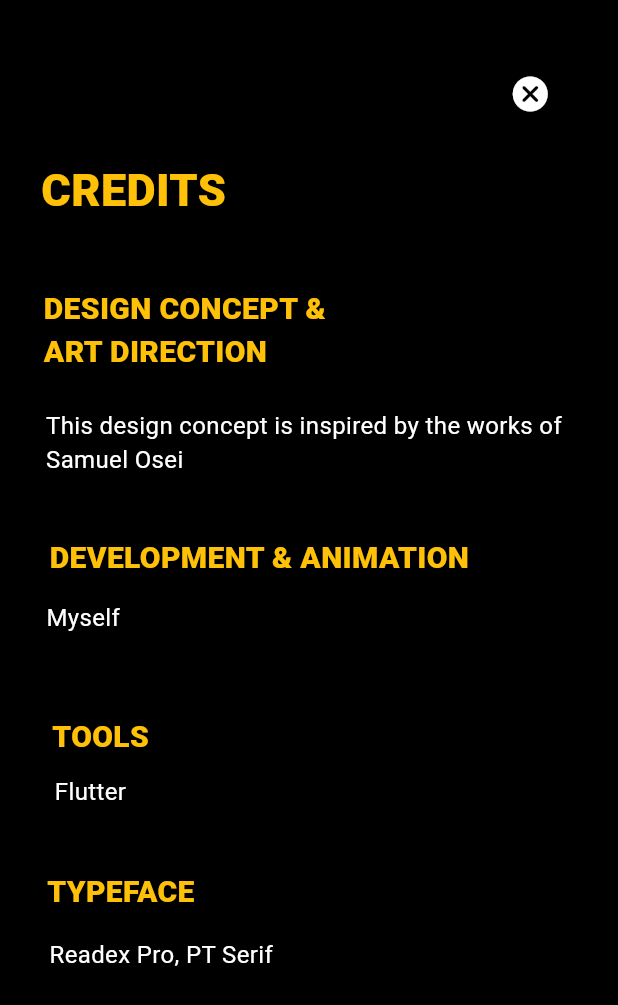
After one commit to Kay-kwaw/Mobile-portfolio, a Flutter app: the Creditscreen screen opened directly, on a phone screen of 412 x 824 dp. The commit adds this screen. Shown: the top 1005 px of the screen. Run offline on Flutter 3.47's test engine with Material 2 defaults, Android fonts, the phone set to English and light mode, and no system bars; our stand-ins replace animated_text_kit, page_transition; Roboto replaces fonts that are missing (PT Serif).

Commit message:
credit screen

```diff
--- /dev/null
+++ b/lib/credit_screen.dart
@@ -0,0 +1,122 @@
+import 'package:flutter/material.dart';
+import 'package:page_transition/page_transition.dart';
+import 'package:portfolio/homescreen.dart';
+
+class Creditscreen extends StatelessWidget {
+  const Creditscreen({super.key});
+
+  @override
+  Widget build(BuildContext context) {
+    return  Scaffold(
+       backgroundColor: Colors.black,
+      body: SafeArea(
+        top: true,
+        child: Stack(
+          children: [
+            Align(
+              alignment: AlignmentDirectional(-0.81, -0.73),
+              child: Text(
+                'CREDITS',
+                style: TextStyle(
+                          fontFamily: 'PT Serif',
+                          color: Colors.amber,
+                          fontSize: 30,
+                          fontWeight: FontWeight.w800,
+                        ),
+              ),
+            ),
+            const Align(
+              alignment: AlignmentDirectional(-0.74, -0.5),
+              child: Text(
+                'DESIGN CONCEPT &\nART DIRECTION',
+                style: TextStyle(
+                          fontFamily: 'PT Serif',
+                          color: Colors.amber,
+                          fontSize: 20,
+                          fontWeight: FontWeight.w800,
+                        ),
+              ),
+            ),
+            Align(
+              alignment: AlignmentDirectional(0.81, -0.90),
+              child: IconButton(
+                icon: Icon(Icons.cancel_rounded),
+                color: Colors.white,
+                iconSize: 28,
+                onPressed: () {
+                Navigator.push(context, PageTransition(type: PageTransitionType.fade, duration: const Duration(milliseconds: 600), child: HomescreenWidget()));
+
+                },
+              ),
+            ),
+            Align(
+              alignment: AlignmentDirectional(-0.1, -0.30),
+              child: Text("This design concept is inspired by the works of\nSamuel Osei",style: TextStyle(
+                color: Colors.white,
+                fontSize: 16
+              ),),
+            ),
+            Align(
+              alignment: AlignmentDirectional(-0.50, -0.1),
+              child: Text(
+                'DEVELOPMENT & ANIMATION',
+                style: TextStyle(
+                          fontFamily: 'PT Serif',
+                          color: Colors.amber,
+                          fontSize: 20,
+                          fontWeight: FontWeight.w800,
+                        ),
+              ),
+            ),
+            Align(
+              alignment: AlignmentDirectional(-0.83, -0.0),
+              child: Text("Myself",style: TextStyle(
+                color: Colors.white,
+                fontSize: 16,
+              ),),
+            ),
+            Align(
+              alignment: AlignmentDirectional(-0.80, 0.2),
+              child: Text(
+                'TOOLS',
+                style: TextStyle(
+                          fontFamily: 'PT Serif',
+                          color: Colors.amber,
+                          fontSize: 20,
+                          fontWeight: FontWeight.w800,
+                        ),
+              ),
+            ),
+            Align(
+              alignment: AlignmentDirectional(-0.80, 0.29),
+              child: Text("Flutter",style: TextStyle(
+                color: Colors.white,
+                fontSize: 16,
+              ),),
+            ),
+            Align(
+              alignment: AlignmentDirectional(-0.80, 0.46),
+              child: Text(
+                'TYPEFACE',
+                style: TextStyle(
+                          fontFamily: 'PT Serif',
+                          color: Colors.amber,
+                          fontSize: 20,
+                          fontWeight: FontWeight.w800,
+                        ),
+              ),
+            ),
+            Align(
+              alignment: AlignmentDirectional(-0.75, 0.56),
+              child: Text("Readex Pro, PT Serif",style: TextStyle(
+                color: Colors.white,
+                fontSize: 16,
+              ),),
+            ),
+
+          ]
+        )
+      )
+    );
+  }
+}
--- a/lib/homescreen.dart
+++ b/lib/homescreen.dart
@@ -4,6 +4,7 @@ import 'package:flutter/cupertino.dart';
 import 'package:flutter/material.dart';
 import 'package:flutter/services.dart';
 import 'package:page_transition/page_transition.dart';
+import 'package:portfolio/credit_screen.dart';
 import 'package:portfolio/initialscreen.dart';
 import 'package:portfolio/menu.dart';
 import 'package:url_launcher/url_launcher.dart';
@@ -422,13 +423,18 @@ Navigator.push(context, PageTransition(type: PageTransitionType.fade, duration:
                           ),
                         ),
                       ),
-                      const Align(
+                       Align(
                         alignment: AlignmentDirectional(-0.82, 1.53),
-                        child: Text(
-                          'credits',
-                          style: TextStyle(
-                            color: Colors.white,
-                            fontSize: 18,
+                        child: InkWell(
+                          onTap: () {
+                            Navigator.push(context, PageTransition(type: PageTransitionType.fade, duration: Duration(milliseconds: 600), child: Creditscreen()));
+                          },
+                          child: const Text(
+                            'credits',
+                            style: TextStyle(
+                              color: Colors.white,
+                              fontSize: 18,
+                            ),
                           ),
                         ),
                       ),
--- a/lib/menu.dart
+++ b/lib/menu.dart
@@ -61,7 +61,7 @@ Navigator.push(context, PageTransition(type: PageTransitionType.scale, alignment
                 color: Colors.white,
                 iconSize: 35,
                 onPressed: () {
-                Navigator.push(context, PageTransition(type: PageTransitionType.topToBottomPop,duration: Duration(seconds: 1), child: const HomescreenWidget(), childCurrent: this));
+Navigator.push(context, PageTransition(type: PageTransitionType.fade, duration: Duration(milliseconds: 600), child: HomescreenWidget()));
 
                 },
               ),
```
